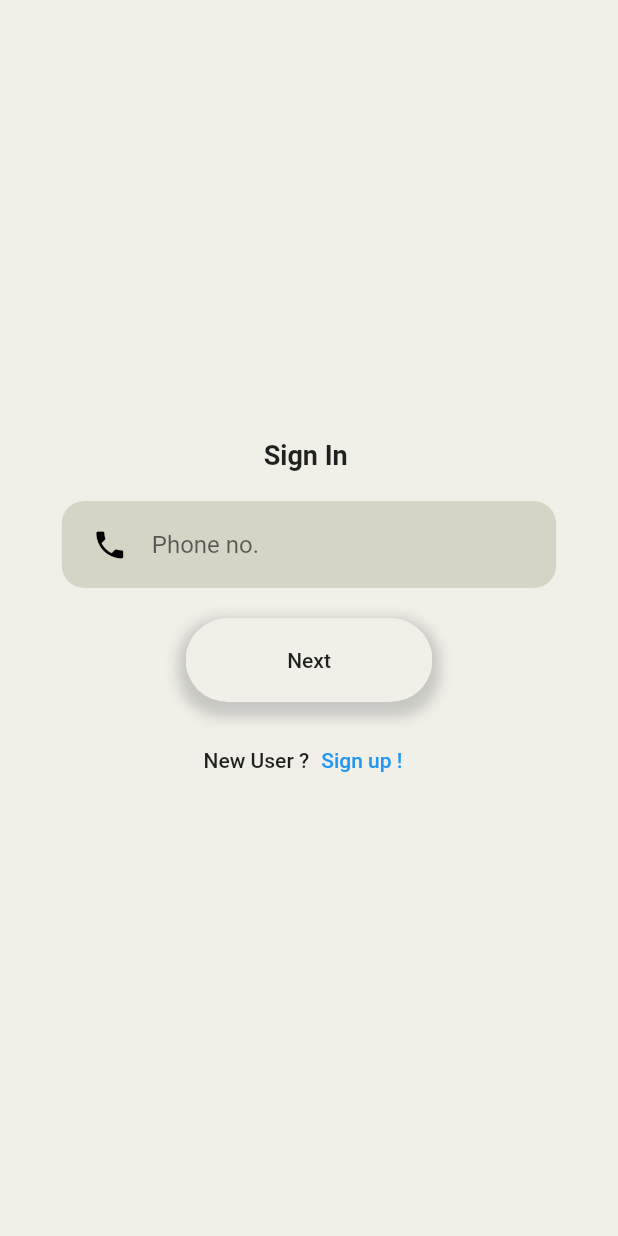
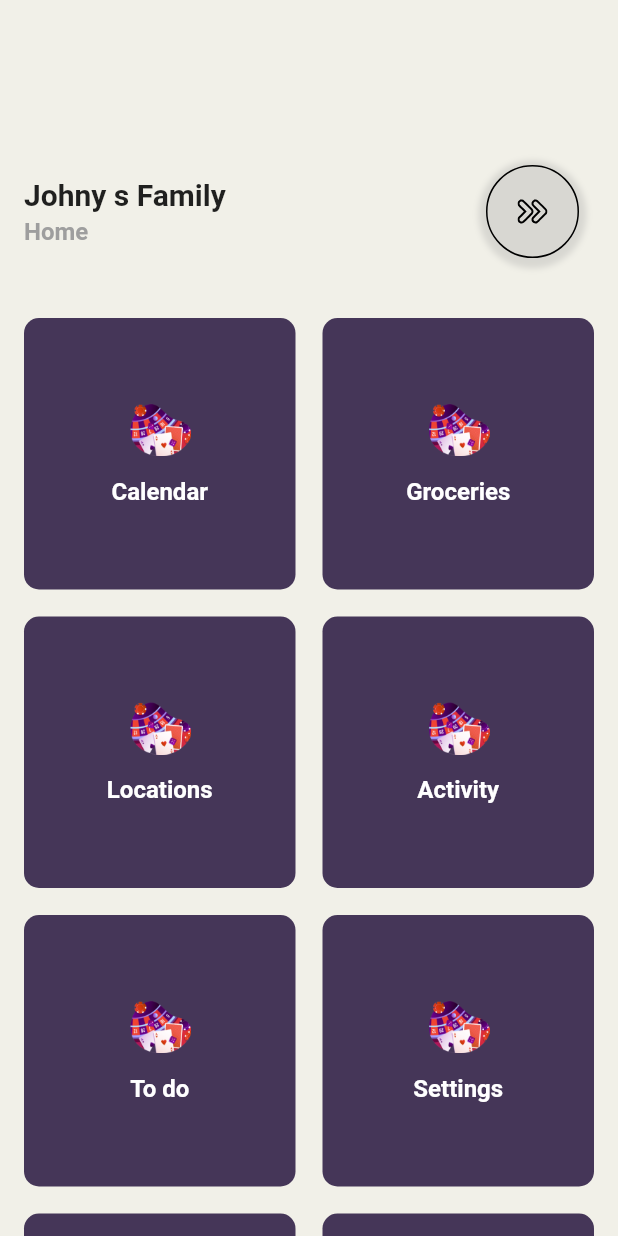
Before and after one commit to imshivamdwivedi/Buddy, a Flutter app: the screen it shows after launch, on a phone screen of 412 x 824 dp. Run offline on Flutter 3.47's test engine with Material 2 defaults, Android fonts, the phone set to English and light mode, and no system bars; our stand-ins replace flutter_svg, liquid_swipe.

Commit message:
Added User Genre Screen

```diff
--- a/lib/auth/sign_in.dart
+++ b/lib/auth/sign_in.dart
@@ -32,7 +32,8 @@ class _SignInState extends State<SignIn> {
               text: "Phone no.",
               val: false,
             ),
-            RoundedButton(size, "Next"),
+            RoundedButton(size, 0.4,
+                Text('Next ', style: TextStyle(color: Colors.black87))),
             SizedBox(
               height: 5,
             ),
--- a/lib/auth/sign_up.dart
+++ b/lib/auth/sign_up.dart
@@ -41,7 +41,8 @@ class _SignUpState extends State<SignUp> {
               text: "Phone no.",
               val: false,
             ),
-            RoundedButton(size, "Next"),
+            RoundedButton(size, 0.4,
+                Text('Next ', style: TextStyle(color: Colors.black87))),
             SizedBox(
               height: 5,
             ),
--- a/lib/components/rounded_button.dart
+++ b/lib/components/rounded_button.dart
@@ -2,9 +2,10 @@ import 'package:flutter/material.dart';
 
 class RoundedButton extends StatelessWidget {
   final Size size;
-  final String text;
+  final double sizeRatio;
+  final Widget text;
 
-  RoundedButton(this.size, this.text);
+  RoundedButton(this.size, this.sizeRatio, this.text);
 
   @override
   Widget build(BuildContext context) {
@@ -21,7 +22,7 @@ class RoundedButton extends StatelessWidget {
           ),
         ],
       ),
-      width: size.width * 0.4,
+      width: size.width * sizeRatio,
       child: ClipRRect(
         borderRadius: BorderRadius.circular(29),
         child: ElevatedButton(
@@ -31,10 +32,7 @@ class RoundedButton extends StatelessWidget {
             padding: EdgeInsets.symmetric(vertical: 20, horizontal: 40),
           ),
           onPressed: () {},
-          child: Text(
-            text,
-            style: TextStyle(color: Colors.black87),
-          ),
+          child: text,
         ),
       ),
     );
--- a/lib/main.dart
+++ b/lib/main.dart
@@ -3,6 +3,7 @@ import 'package:buddy/auth/sign_up.dart';
 import 'package:flutter/material.dart';
 
 import '../onboarder/onboarder_widget.dart';
+import '../user/user_genre.dart';
 
 void main() {
   runApp(MyApp());
@@ -19,10 +20,11 @@ class MyApp extends StatelessWidget {
         canvasColor: Color(0XFFF1F0E8),
       ),
       // home: OnboarderWidget(),
-      initialRoute: '/',
+      initialRoute: UserGenre.routeName,
       routes: {
         '/': (ctx) => SignIn(),
         SignUp.routeName: (ctx) => SignUp(),
+        UserGenre.routeName: (ctx) => UserGenre(),
       },
     );
   }
--- /dev/null
+++ b/lib/user/grid_dashboard.dart
@@ -0,0 +1,136 @@
+import 'package:flutter/material.dart';
+
+class GridDashboard extends StatelessWidget {
+  Items item1 = new Items(
+      title: "Calendar",
+      subtitle: "March, Wednesday",
+      event: "3 Events",
+      img: "assets/images/firstImage.png");
+
+  Items item2 = new Items(
+    title: "Groceries",
+    subtitle: "Bocali, Apple",
+    event: "4 Items",
+    img: "assets/images/firstImage.png",
+  );
+  Items item3 = new Items(
+    title: "Locations",
+    subtitle: "Lucy Mao going to Office",
+    event: "3 Events",
+    img: "assets/images/firstImage.png",
+  );
+  Items item4 = new Items(
+    title: "Activity",
+    subtitle: "Rose favirited your Post",
+    event: "3 Events",
+    img: "assets/images/firstImage.png",
+  );
+  Items item5 = new Items(
+    title: "To do",
+    subtitle: "Homework, Design",
+    event: "4 Items",
+    img: "assets/images/firstImage.png",
+  );
+  Items item6 = new Items(
+    title: "Settings",
+    subtitle: "Homework, Design",
+    event: "2 Items",
+    img: "assets/images/firstImage.png",
+  );
+  Items item7 = new Items(
+    title: "Settings",
+    subtitle: "Homework, Design",
+    event: "2 Items",
+    img: "assets/images/firstImage.png",
+  );
+  Items item8 = new Items(
+    title: "Settings",
+    subtitle: "Homework, Design",
+    event: "2 Items",
+    img: "assets/images/firstImage.png",
+  );
+
+  @override
+  Widget build(BuildContext context) {
+    List<Items> myList = [
+      item1,
+      item2,
+      item3,
+      item4,
+      item5,
+      item6,
+      item7,
+      item8,
+    ];
+    var color = 0xff453658;
+    return Flexible(
+      child: GridView.count(
+          childAspectRatio: 1.0,
+          padding: EdgeInsets.only(left: 16, right: 16, bottom: 16),
+          crossAxisCount: 2,
+          crossAxisSpacing: 18,
+          mainAxisSpacing: 18,
+          children: myList.map((data) {
+            return Container(
+              decoration: BoxDecoration(
+                  color: Color(color), borderRadius: BorderRadius.circular(10)),
+              child: Column(
+                mainAxisAlignment: MainAxisAlignment.center,
+                children: <Widget>[
+                  Image.asset(
+                    data.img,
+                    width: 42,
+                  ),
+                  SizedBox(
+                    height: 14,
+                  ),
+                  Text(
+                    data.title,
+                    style: TextStyle(
+                      color: Colors.white,
+                      fontSize: 16,
+                      fontWeight: FontWeight.w600,
+                    ),
+                  ),
+                  /*SizedBox(
+                    height: 8,
+                  ),
+                  Text(
+                    data.subtitle,
+                    style: TextStyle(
+                      color: Colors.white38,
+                      fontSize: 10,
+                      fontWeight: FontWeight.w600,
+                    ),
+                  ),*/
+                  /*SizedBox(
+                    height: 14,
+                  ),
+                  Text(
+                    data.event,
+                    style: TextStyle(
+                      color: Colors.white70,
+                      fontSize: 11,
+                      fontWeight: FontWeight.w600,
+                    ),
+                  ),*/
+                ],
+              ),
+            );
+          }).toList()),
+    );
+  }
+}
+
+class Items {
+  String title;
+  String subtitle;
+  String event;
+  String img;
+  Items({
+    required this.title,
+    required this.subtitle,
+    required this.event,
+    required this.img,
+  });
+}
--- /dev/null
+++ b/lib/user/user_genre.dart
@@ -0,0 +1,59 @@
+import '../components/rounded_button.dart';
+import '../components/social_icons.dart';
+import 'package:flutter/material.dart';
+
+import '../user/grid_dashboard.dart';
+
+class UserGenre extends StatelessWidget {
+  static const routeName = '/user-genre';
+  @override
+  Widget build(BuildContext context) {
+    Size size = MediaQuery.of(context).size;
+    return Scaffold(
+      body: Column(
+        children: <Widget>[
+          SizedBox(
+            height: 110,
+          ),
+          Padding(
+            padding: EdgeInsets.only(left: 16, right: 16),
+            child: Row(
+              mainAxisAlignment: MainAxisAlignment.spaceBetween,
+              children: <Widget>[
+                Column(
+                  crossAxisAlignment: CrossAxisAlignment.start,
+                  children: <Widget>[
+                    Text(
+                      "Johny s Family",
+                      style: TextStyle(
+                        color: Colors.black87,
+                        fontSize: 20,
+                        fontWeight: FontWeight.bold,
+                      ),
+                    ),
+                    SizedBox(
+                      height: 4,
+                    ),
+                    Text(
+                      "Home",
+                      style: TextStyle(
+                        color: Colors.grey,
+                        fontSize: 16,
+                        fontWeight: FontWeight.w600,
+                      ),
+                    ),
+                  ],
+                ),
+                SocalIcon(iconSrc: 'assets/icons/next.svg'),
+              ],
+            ),
+          ),
+          SizedBox(
+            height: 40,
+          ),
+          GridDashboard()
+        ],
+      ),
+    );
+  }
+}
```
Also changed, not shown: assets/icons/next.svg (added).
